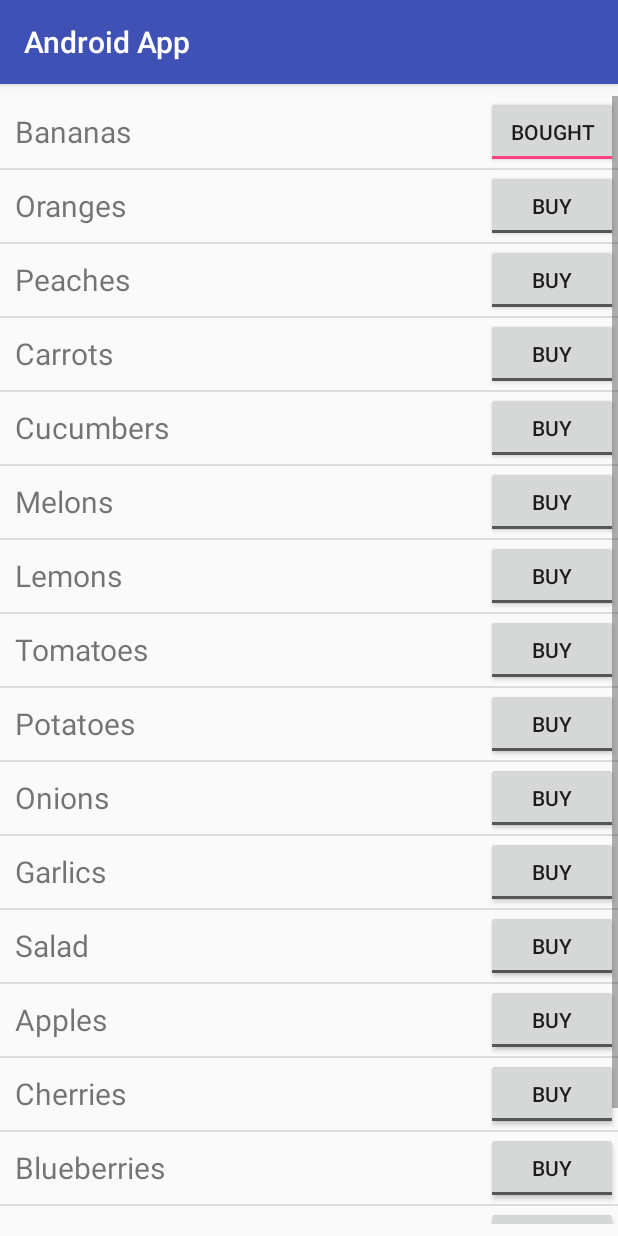
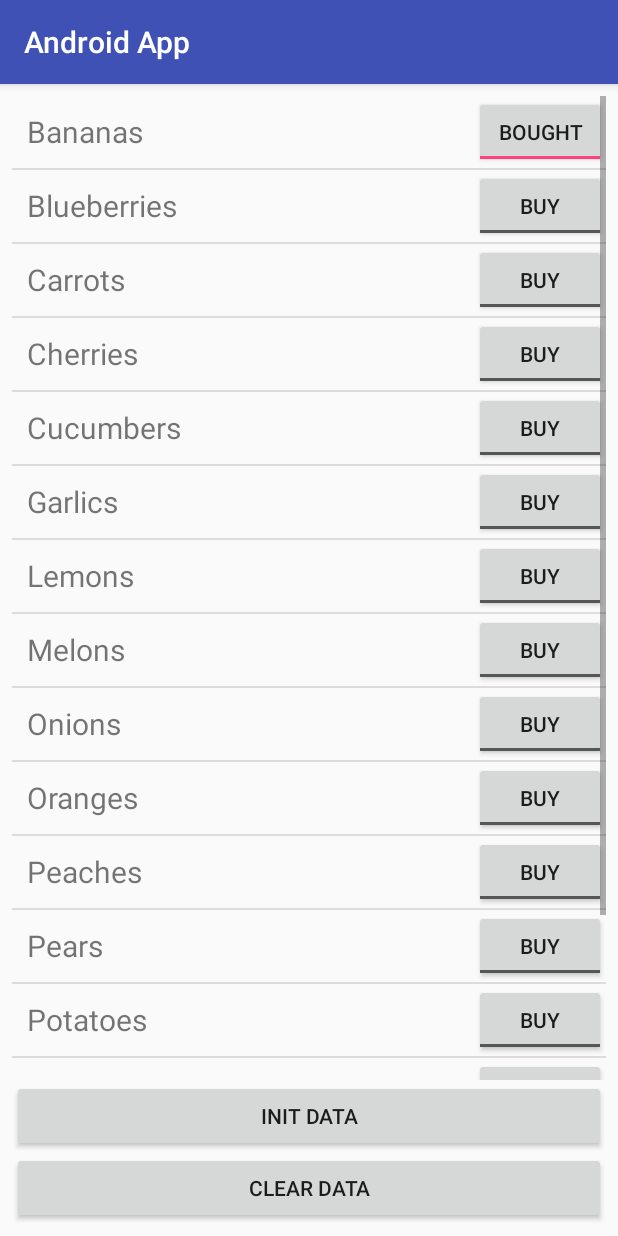
Before and after one commit to Drezir/androidTutorial, an Android app: the ShopItemsActivity screen opened directly, with no data from a screen before it, after a tap on "BUY", on a phone screen of 412 x 824 dp. Run offline under Robolectric (Android 15) with nearby library versions, the phone set to English and light mode, and no system bars; 1 statement that could not run was skipped; 1 other tap on this screen came first.

```diff
--- /dev/null
+++ b/app/src/main/java/app/android/adam/androidapp/database/Repository.java
@@ -0,0 +1,105 @@
+package app.android.adam.androidapp.database;
+
+import android.content.ContentValues;
+import android.content.Context;
+import android.database.Cursor;
+import android.database.sqlite.SQLiteDatabase;
+import android.database.sqlite.SQLiteOpenHelper;
+import android.database.sqlite.SQLiteQueryBuilder;
+
+import java.util.ArrayList;
+import java.util.List;
+
+import app.android.adam.androidapp.shopitems.ShopItem;
+
+public class Repository {
+
+    private final SQLiteDatabase sqLiteDatabase;
+
+    public Repository(Context context) {
+        ProductsRepository productsRepository = new ProductsRepository(context);
+        sqLiteDatabase = productsRepository.getWritableDatabase();
+    }
+
+    public void insertData(ShopItem shopItem) {
+        ContentValues contentValues = new ContentValues();
+        contentValues.put(ProductsRepository.COLUMN_NAME, shopItem.getName());
+        contentValues.put(ProductsRepository.COLUMN_BOUGHT, shopItem.isBought() ? 1 : 0);
+        sqLiteDatabase.insert(ProductsRepository.TABLE_NAME, null, contentValues);
+    }
+    public void update(ShopItem shopItem) {
+        ContentValues contentValues = new ContentValues();
+        contentValues.put(ProductsRepository.COLUMN_NAME, shopItem.getName());
+        contentValues.put(ProductsRepository.COLUMN_BOUGHT, shopItem.isBought() ? 1 : 0);
+        sqLiteDatabase.update(
+                ProductsRepository.TABLE_NAME,
+                contentValues,
+                String.format("%s = ?", ProductsRepository.COLUMN_ID),
+                new String[]{Long.toString(shopItem.getId())}
+        );
+    }
+    public void delete(ShopItem shopItem) {
+        sqLiteDatabase.delete(
+                ProductsRepository.TABLE_NAME,
+                String.format("%s = ?", ProductsRepository.COLUMN_ID),
+                new String[]{Long.toString(shopItem.getId())}
+        );
+    }
+    public List<ShopItem> getAllItems() {
+        SQLiteQueryBuilder sqLiteQueryBuilder = new SQLiteQueryBuilder();
+        sqLiteQueryBuilder.setTables(ProductsRepository.TABLE_NAME);
+
+        Cursor cursor = sqLiteQueryBuilder.query(
+                sqLiteDatabase,
+                new String[] {ProductsRepository.COLUMN_ID, ProductsRepository.COLUMN_NAME, ProductsRepository.COLUMN_BOUGHT},
+                null,
+                null,
+                null,
+                null,
+                ProductsRepository.COLUMN_NAME
+                );
+
+        List<ShopItem> shopItems = new ArrayList<>();
+        if (cursor.moveToFirst()) {
+            while (cursor.moveToNext()) {
+                int id = cursor.getInt(cursor.getColumnIndex(ProductsRepository.COLUMN_ID));
+                String name = cursor.getString(cursor.getColumnIndex(ProductsRepository.COLUMN_NAME));
+                boolean bought = cursor.getInt(cursor.getColumnIndex(ProductsRepository.COLUMN_BOUGHT)) == 1;
+                ShopItem shopItem = new ShopItem(name, bought);
+                shopItem.setId(id);
+                shopItems.add(shopItem);
+            }
+        }
+        return shopItems;
+    }
+
+    private class ProductsRepository extends SQLiteOpenHelper {
+
+        private static final String TABLE_NAME = "products";
+        private static final String COLUMN_ID = "id";
+        private static final String COLUMN_NAME = "name";
+        private static final String COLUMN_BOUGHT = "bought";
+        private static final String DB_NAME = "Database";
+        private final String CREATE_DB = String.format(
+                "create table if not exists %s (" +
+                "%s integer primary key autoincrement, " +
+                "%s text unique," +
+                "%s integer default 0 )", TABLE_NAME, COLUMN_ID, COLUMN_NAME, COLUMN_BOUGHT);
+
+        private ProductsRepository(Context context) {
+            super(context, DB_NAME, null, 1);
+        }
+
+        @Override
+        public void onCreate(SQLiteDatabase db) {
+            db.execSQL(CREATE_DB);
+        }
+
+        @Override
+        public void onUpgrade(SQLiteDatabase db, int oldVersion, int newVersion) {
+            db.execSQL("drop table if exists products");
+            onCreate(db);
+        }
+
+    }
+}
--- a/app/src/main/java/app/android/adam/androidapp/shopitems/ShopItem.java
+++ b/app/src/main/java/app/android/adam/androidapp/shopitems/ShopItem.java
@@ -5,14 +5,11 @@ public class ShopItem {
 
     private String name;
     private boolean bought;
-    private final long id;
+    private long id;
 
-    private static long idCounter = 0;
-
-    ShopItem(String name, boolean bought) {
+    public ShopItem(String name, boolean bought) {
         this.name = name;
         this.bought = bought;
-        this.id = idCounter++;
     }
 
     public String getName() {
@@ -21,6 +18,10 @@ public class ShopItem {
 
     public long getId() {
         return id;
+    }
+
+    public void setId(long id) {
+        this.id = id;
     }
 
     public void setName(String name) {
--- a/app/src/main/java/app/android/adam/androidapp/shopitems/ShopItemsActivity.java
+++ b/app/src/main/java/app/android/adam/androidapp/shopitems/ShopItemsActivity.java
@@ -9,47 +9,37 @@ import android.widget.ListView;
 import android.widget.TextView;
 import android.widget.ToggleButton;
 
-import java.util.ArrayList;
 import java.util.List;
 
 import app.android.adam.androidapp.AuthenticatedActivity;
 import app.android.adam.androidapp.R;
+import app.android.adam.androidapp.database.Repository;
 
 public class ShopItemsActivity extends AuthenticatedActivity {
+
+    private Repository repository;
+    private ShopItemListAdapter shopItemListAdapter;
 
     @Override
     protected void onCreate(Bundle savedInstanceState) {
         super.onCreate(savedInstanceState);
         setContentView(R.layout.activity_shop_items);
 
-        List<ShopItem> shopItems = new ArrayList<ShopItem>(5);
-        shopItems.add(new ShopItem("Bananas", false));
-        shopItems.add(new ShopItem("Oranges", false));
-        shopItems.add(new ShopItem("Peaches", false));
-        shopItems.add(new ShopItem("Carrots", false));
-        shopItems.add(new ShopItem("Cucumbers", false));
-        shopItems.add(new ShopItem("Melons", false));
-        shopItems.add(new ShopItem("Lemons", false));
-        shopItems.add(new ShopItem("Tomatoes", false));
-        shopItems.add(new ShopItem("Potatoes", false));
-        shopItems.add(new ShopItem("Onions", false));
-        shopItems.add(new ShopItem("Garlics", false));
-        shopItems.add(new ShopItem("Salad", false));
-        shopItems.add(new ShopItem("Apples", false));
-        shopItems.add(new ShopItem("Cherries", false));
-        shopItems.add(new ShopItem("Blueberries", false));
-        shopItems.add(new ShopItem("Pears", false));
-        shopItems.add(new ShopItem("Raspberries", false));
+        repository = new Repository(this);
+        List<ShopItem> shopItems = repository.getAllItems();
 
+        findViewById(R.id.shopItemsSaveData).setOnClickListener(new ButtonSaveDataListener(shopItems));
+        findViewById(R.id.shopItemsDeleteData).setOnClickListener(new ButtonClearDataListener(shopItems));
 
-        ((ListView)findViewById(R.id.shopitemsListView)).setAdapter(new ShopItemListAdapter(shopItems));
+        shopItemListAdapter = new ShopItemListAdapter(shopItems);
+        ((ListView)findViewById(R.id.shopitemsListView)).setAdapter(shopItemListAdapter);
     }
 
     private class ShopItemListAdapter extends BaseAdapter {
 
         private List<ShopItem> shopItems;
 
-        public ShopItemListAdapter(List<ShopItem> shopItems) {
+        private ShopItemListAdapter(List<ShopItem> shopItems) {
             this.shopItems = shopItems;
         }
 
@@ -110,7 +100,57 @@ public class ShopItemsActivity extends AuthenticatedActivity {
             @Override
             public void onClick(View v) {
                 shopItem.setBought(!shopItem.isBought());
+                repository.update(shopItem);
             }
         }
     }
+
+    private class ButtonSaveDataListener implements View.OnClickListener {
+
+        private final List<ShopItem> shopItems;
+
+        private ButtonSaveDataListener(List<ShopItem> shopItems) {
+            this.shopItems = shopItems;
+        }
+
+        @Override
+        public void onClick(View v) {
+            repository.insertData(new ShopItem("Bananas", false));
+            repository.insertData(new ShopItem("Oranges", false));
+            repository.insertData(new ShopItem("Peaches", false));
+            repository.insertData(new ShopItem("Carrots", false));
+            repository.insertData(new ShopItem("Cucumbers", false));
+            repository.insertData(new ShopItem("Melons", false));
+            repository.insertData(new ShopItem("Lemons", false));
+            repository.insertData(new ShopItem("Tomatoes", false));
+            repository.insertData(new ShopItem("Potatoes", false));
+            repository.insertData(new ShopItem("Onions", false));
+            repository.insertData(new ShopItem("Garlics", false));
+            repository.insertData(new ShopItem("Salad", false));
+            repository.insertData(new ShopItem("Apples", false));
+            repository.insertData(new ShopItem("Cherries", false));
+            repository.insertData(new ShopItem("Blueberries", false));
+            repository.insertData(new ShopItem("Pears", false));
+            repository.insertData(new ShopItem("Raspberries", false));
+
+            shopItems.addAll(repository.getAllItems());
+            shopItemListAdapter.notifyDataSetChanged();
+        }
+    }
+    private class ButtonClearDataListener implements View.OnClickListener {
+
+        private final List<ShopItem> shopItems;
+
+        private ButtonClearDataListener(List<ShopItem> shopItems) {
+            this.shopItems = shopItems;
+        }
+
+        @Override
+        public void onClick(View v) {
+            shopItems.forEach(repository::delete);
+            shopItems.clear();
+            shopItemListAdapter.notifyDataSetChanged();
+        }
+    }
+
 }
--- a/app/src/main/res/layout/activity_shop_items.xml
+++ b/app/src/main/res/layout/activity_shop_items.xml
@@ -4,17 +4,46 @@
     xmlns:tools="http://schemas.android.com/tools"
     android:layout_width="match_parent"
     android:layout_height="match_parent"
-    tools:context=".shopitems.ShopItemsActivity">
+    tools:context=".shopitems.ShopItemsActivity"
+    android:orientation="vertical">
 
     <ListView
         android:id="@+id/shopitemsListView"
         android:layout_width="match_parent"
-        android:layout_height="match_parent"
+        android:layout_height="0dp"
+        android:layout_marginEnd="8dp"
+        android:layout_marginStart="8dp"
+        android:layout_marginTop="8dp"
+        app:layout_constraintEnd_toEndOf="parent"
+        app:layout_constraintStart_toStartOf="parent"
+        app:layout_constraintTop_toTopOf="parent"
+        app:layout_constraintBottom_toTopOf="@id/shopItemsButtonsGroup"/>
+
+    <LinearLayout
+        android:id="@+id/shopItemsButtonsGroup"
+        android:layout_width="match_parent"
+        android:layout_height="wrap_content"
         android:layout_marginBottom="8dp"
-        android:layout_marginTop="8dp"
+        android:layout_marginEnd="8dp"
+        android:layout_marginStart="8dp"
+        android:orientation="vertical"
+        app:layout_constraintTop_toBottomOf="@id/shopitemsListView"
         app:layout_constraintBottom_toBottomOf="parent"
         app:layout_constraintEnd_toEndOf="parent"
-        app:layout_constraintStart_toStartOf="parent"
-        app:layout_constraintTop_toTopOf="parent"/>
+        app:layout_constraintStart_toStartOf="parent">
+
+        <Button
+            android:id="@+id/shopItemsSaveData"
+            android:layout_width="match_parent"
+            android:layout_height="wrap_content"
+            android:text="Init data" />
+
+        <Button
+            android:id="@+id/shopItemsDeleteData"
+            android:layout_width="match_parent"
+            android:layout_height="wrap_content"
+            android:text="Clear data" />
+
+    </LinearLayout>
 
 </android.support.constraint.ConstraintLayout>
```
Also changed, not shown: app/build.gradle (+9 -3 lines), app/src/main/java/app/android/adam/androidapp/LoginActivity.java (+26 -0 lines).
